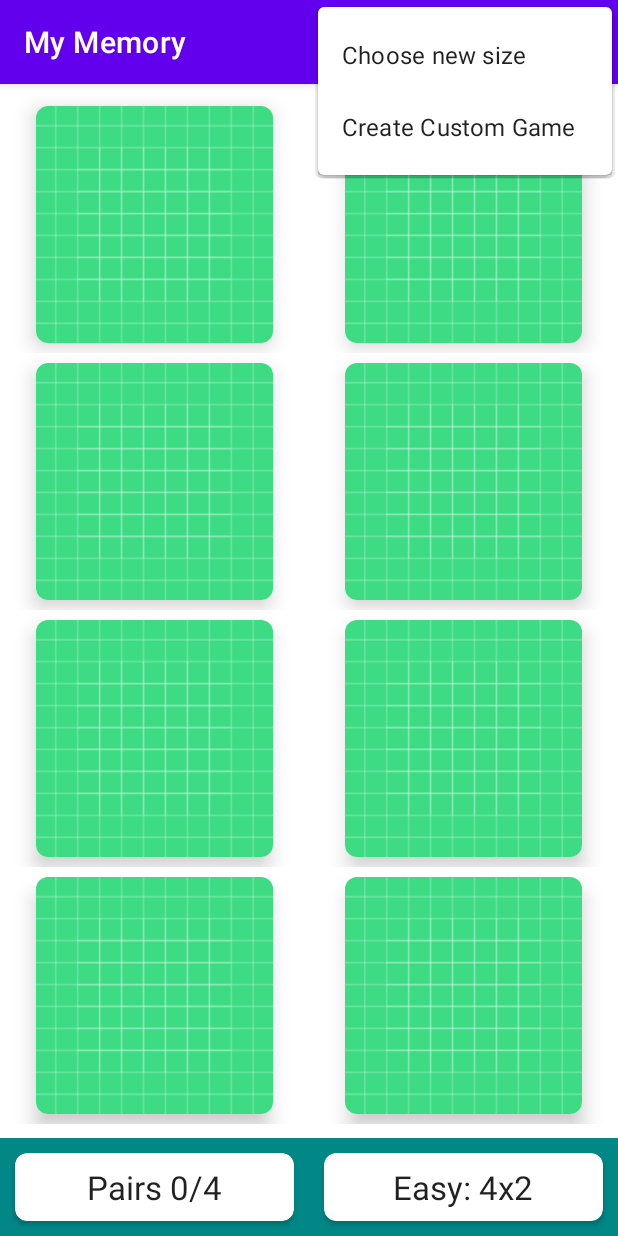
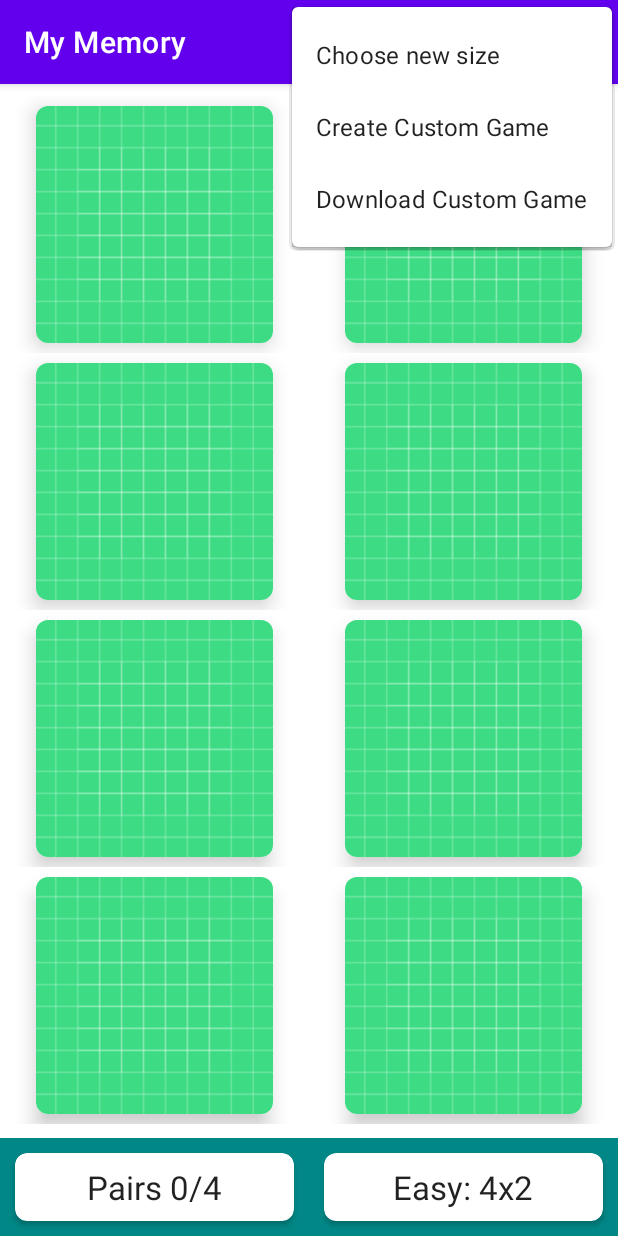
Before and after one commit to manish-jandu/MyMemoryGame, an Android app: the screen it shows after launch (MainActivity), with the options menu open, on a phone screen of 412 x 824 dp. Run offline under Robolectric (Android 15) with nearby library versions, the phone set to English and light mode, and no system bars; our stand-ins replace Firebase (no records; nobody signed in at launch, a user with empty details on screens opened directly), Picasso.

Commit message:
download game by searching name

```diff
--- /dev/null
+++ b/app/src/main/res/drawable/ic_image.xml
@@ -0,0 +1,5 @@
+<vector android:height="24dp" android:tint="#808080"
+    android:viewportHeight="24" android:viewportWidth="24"
+    android:width="24dp" xmlns:android="http://schemas.android.com/apk/res/android">
+    <path android:fillColor="@android:color/white" android:pathData="M21,19V5c0,-1.1 -0.9,-2 -2,-2H5c-1.1,0 -2,0.9 -2,2v14c0,1.1 0.9,2 2,2h14c1.1,0 2,-0.9 2,-2zM8.5,13.5l2.5,3.01L14.5,12l4.5,6H5l3.5,-4.5z"/>
+</vector>
--- a/app/src/main/res/layout/activity_main.xml
+++ b/app/src/main/res/layout/activity_main.xml
@@ -1,9 +1,13 @@
 <?xml version="1.0" encoding="utf-8"?>
-<androidx.constraintlayout.widget.ConstraintLayout
-    android:id="@+id/clRoot"
+<androidx.coordinatorlayout.widget.CoordinatorLayout
     xmlns:android="http://schemas.android.com/apk/res/android"
     xmlns:app="http://schemas.android.com/apk/res-auto"
     xmlns:tools="http://schemas.android.com/tools"
+    android:id="@+id/clRoot"
+    android:layout_width="match_parent"
+    android:layout_height="match_parent"
+    >
+<androidx.constraintlayout.widget.ConstraintLayout
     android:layout_width="match_parent"
     android:layout_height="match_parent"
     tools:context=".MainActivity" >
@@ -66,3 +70,4 @@
         app:layout_constraintTop_toTopOf="parent" />
 
 </androidx.constraintlayout.widget.ConstraintLayout>
+</androidx.coordinatorlayout.widget.CoordinatorLayout>
--- a/app/src/main/res/menu/menu_main.xml
+++ b/app/src/main/res/menu/menu_main.xml
@@ -15,5 +15,10 @@
         android:id="@+id/mi_custom"
         android:title="Create Custom Game"
         app:showAsAction="never" />
+    <item
+        android:id="@+id/mi_download"
+        android:title="Download Custom Game"
+        app:showAsAction="never"
+        />
 
 </menu>
```
Also changed, not shown: app/src/main/java/com/example/mymemory/MainActivity.kt (+25 -1 lines), app/src/main/res/layout/dialog_download_board.xml (added, +21 -0 lines).
